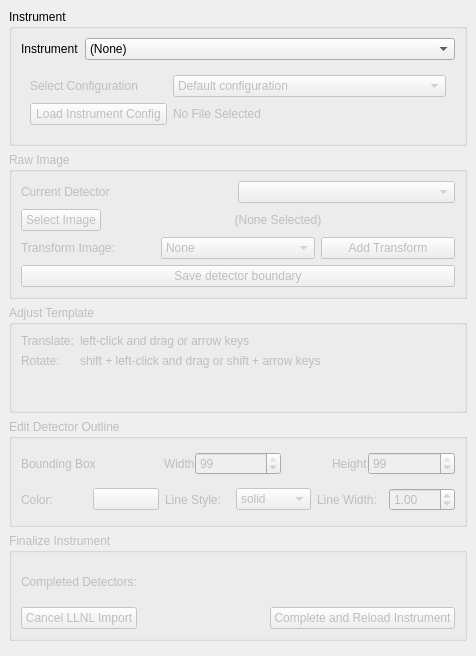
Before: the Qt Designer form hexrdgui/resources/ui/llnl_import_tool_dialog.ui in HEXRD/hexrdgui, drawn with Qt 5.
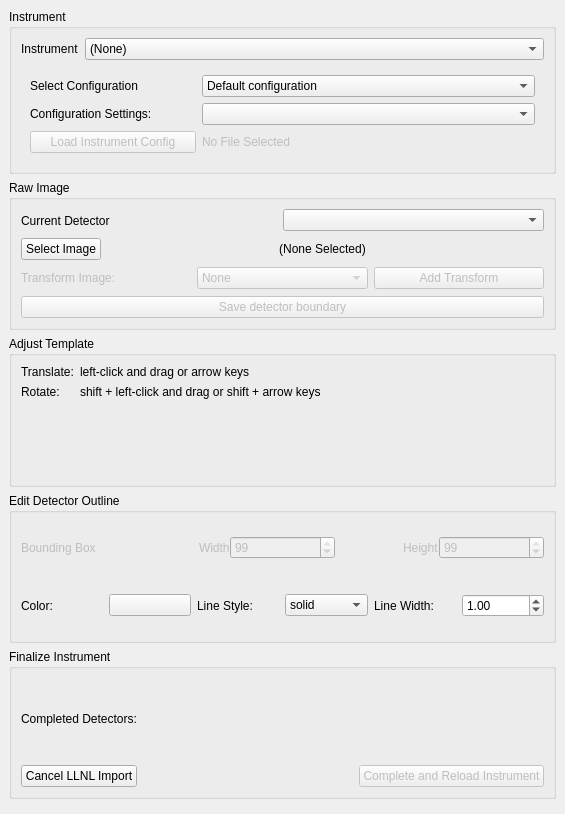
After: the same form once the commit is applied.

Commit message:
Add option for 2XRS to LLNL Import tool
This only appears if "TARDIS" is selected. It allows users to
choose two x-ray sources instead of one.

What changed in the file:
```diff
--- a/hexrdgui/resources/ui/llnl_import_tool_dialog.ui
+++ b/hexrdgui/resources/ui/llnl_import_tool_dialog.ui
@@ -6,8 +6,8 @@
    <rect>
     <x>0</x>
     <y>0</y>
-    <width>476</width>
-    <height>656</height>
+    <width>565</width>
+    <height>814</height>
    </rect>
   </property>
   <property name="windowTitle">
@@ -89,7 +89,7 @@
        <item>
         <widget class="QFrame" name="config">
          <property name="enabled">
-          <bool>false</bool>
+          <bool>true</bool>
          </property>
          <property name="frameShape">
           <enum>QFrame::NoFrame</enum>
@@ -98,13 +98,6 @@
           <enum>QFrame::Raised</enum>
          </property>
          <layout class="QGridLayout" name="gridLayout_3">
-          <item row="0" column="0">
-           <widget class="QLabel" name="label">
-            <property name="text">
-             <string>Select Configuration</string>
-            </property>
-           </widget>
-          </item>
           <item row="0" column="1" colspan="2">
            <widget class="QComboBox" name="config_selection">
             <item>
@@ -124,7 +117,7 @@
             </item>
            </widget>
           </item>
-          <item row="1" column="0">
+          <item row="2" column="0">
            <widget class="QPushButton" name="load_config">
             <property name="enabled">
              <bool>false</bool>
@@ -134,7 +127,14 @@
             </property>
            </widget>
           </item>
-          <item row="1" column="1" colspan="2">
+          <item row="0" column="0">
+           <widget class="QLabel" name="label">
+            <property name="text">
+             <string>Select Configuration</string>
+            </property>
+           </widget>
+          </item>
+          <item row="2" column="1" colspan="2">
            <widget class="QLabel" name="config_file_label">
             <property name="enabled">
              <bool>false</bool>
@@ -147,6 +147,16 @@
             </property>
            </widget>
           </item>
+          <item row="1" column="0">
+           <widget class="QLabel" name="config_settings_label">
+            <property name="text">
+             <string>Configuration Settings:</string>
+            </property>
+           </widget>
+          </item>
+          <item row="1" column="1" colspan="2">
+           <widget class="QComboBox" name="config_settings"/>
+          </item>
          </layout>
         </widget>
        </item>
@@ -156,7 +166,7 @@
     <item>
      <widget class="QGroupBox" name="raw_image">
       <property name="enabled">
-       <bool>false</bool>
+       <bool>true</bool>
       </property>
       <property name="title">
        <string>Raw Image</string>
@@ -164,6 +174,9 @@
       <layout class="QGridLayout" name="gridLayout_5">
        <item row="0" column="0">
         <widget class="QFrame" name="frame">
+         <property name="enabled">
+          <bool>true</bool>
+         </property>
          <property name="frameShape">
           <enum>QFrame::NoFrame</enum>
          </property>
@@ -289,7 +302,7 @@
           <item row="0" column="2">
            <widget class="QPushButton" name="add_transform">
             <property name="enabled">
-             <bool>true</bool>
+             <bool>false</bool>
             </property>
             <property name="text">
              <string>Add Transform</string>
@@ -306,7 +319,7 @@
           <item row="0" column="1">
            <widget class="QComboBox" name="transforms">
             <property name="enabled">
-             <bool>true</bool>
+             <bool>false</bool>
             </property>
             <item>
              <property name="text">
@@ -364,7 +377,7 @@
     <item>
      <widget class="QGroupBox" name="template_instructions">
       <property name="enabled">
-       <bool>false</bool>
+       <bool>true</bool>
       </property>
       <property name="title">
        <string>Adjust Template</string>
@@ -407,7 +420,7 @@
     <item>
      <widget class="QGroupBox" name="outline_appearance">
       <property name="enabled">
-       <bool>false</bool>
+       <bool>true</bool>
       </property>
       <property name="title">
        <string>Edit Detector Outline</string>
@@ -443,7 +456,7 @@
           <item>
            <widget class="QLabel" name="bb_label">
             <property name="enabled">
-             <bool>true</bool>
+             <bool>false</bool>
             </property>
             <property name="text">
              <string>Bounding Box</string>
@@ -453,7 +466,7 @@
           <item alignment="Qt::AlignRight">
            <widget class="QLabel" name="width_label">
             <property name="enabled">
-             <bool>true</bool>
+             <bool>false</bool>
             </property>
             <property name="text">
              <string>Width</string>
@@ -463,7 +476,7 @@
           <item>
            <widget class="QSpinBox" name="bb_width">
             <property name="enabled">
-             <bool>true</bool>
+             <bool>false</bool>
             </property>
             <property name="minimum">
              <number>1</number>
@@ -476,7 +489,7 @@
           <item alignment="Qt::AlignRight">
            <widget class="QLabel" name="height_label">
             <property name="enabled">
-             <bool>true</bool>
+             <bool>false</bool>
             </property>
             <property name="text">
              <string>Height</string>
@@ -486,7 +499,7 @@
           <item>
            <widget class="QSpinBox" name="bb_height">
             <property name="enabled">
-             <bool>true</bool>
+             <bool>false</bool>
             </property>
             <property name="minimum">
              <number>1</number>
@@ -616,7 +629,7 @@
     <item>
      <widget class="QGroupBox" name="finalize">
       <property name="enabled">
-       <bool>false</bool>
+       <bool>true</bool>
       </property>
       <property name="title">
        <string>Finalize Instrument</string>
```
Left out of the diff: 18 changed lines with no effect on the pictures. The commit also changes 1 other file.
